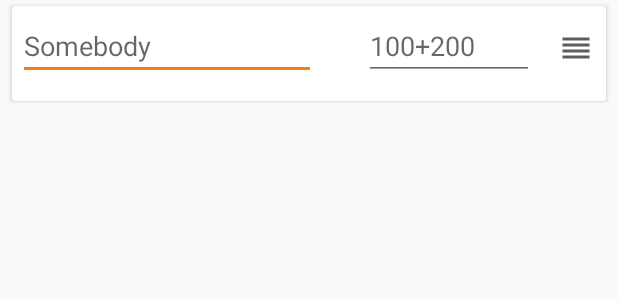
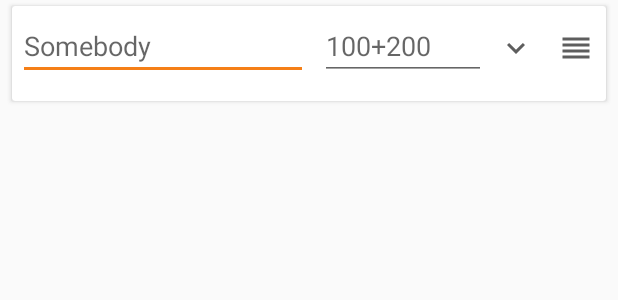
Before and after one commit to marinchenkova/PartyCalc, an Android app: the layout payer_item.xml on its own in the app's theme, with its tools: preview values and no code run, on a phone screen of 412 x 824 dp. Shown: the top 300 px of the screen. Run offline under Robolectric (Android 15) with nearby library versions, the phone set to English and light mode, and no system bars.

Commit message:
payer view update

```diff
--- a/app/src/main/java/name/marinchenko/partycalc/android/activity/MainActivity.kt
+++ b/app/src/main/java/name/marinchenko/partycalc/android/activity/MainActivity.kt
@@ -165,7 +165,7 @@ class MainActivity : WorkActivity() {
             .build()
 
     private fun getActualResults(results: List<Result>) =
-            if (loaded <= 2) session.results
+            if (loaded < 2) session.results
             else results
 
 }
--- a/app/src/main/java/name/marinchenko/partycalc/android/viewHolder/PayerViewHolder.kt
+++ b/app/src/main/java/name/marinchenko/partycalc/android/viewHolder/PayerViewHolder.kt
@@ -43,7 +43,7 @@ class PayerViewHolder(ctx: Context, view: View): AbstractItemViewHolder<Payer>(c
     override fun bind(item: Payer, position: Int) {
         adapter.parentPosition = position
 
-        itemView.setOnClickListener { onExpand?.invoke(expandView(), position) }
+        itemView?.expander?.setOnClickListener { onExpand?.invoke(expandView(), position) }
         itemView?.handle?.setOnTouchListener { _, event ->
             if (event?.action == MotionEvent.ACTION_DOWN) onDrag?.invoke(this)
             true
--- a/app/src/main/java/name/marinchenko/partycalc/core/PartyCalc.kt
+++ b/app/src/main/java/name/marinchenko/partycalc/core/PartyCalc.kt
@@ -162,7 +162,7 @@ class PartyCalc(
             val list = mutableListOf<String>()
             var sum = 0
             for (i in 1..randomInt(1, 2)) {
-                val random = randomInt(1, 9) * 100
+                val random = randomInt(1, 9) * 10
                 sum += random
                 list.add("$random")
             }
@@ -173,7 +173,7 @@ class PartyCalc(
             return when (randomInt(0, 9)) {
                 in 0..4 -> sumString
                 in 5..7 -> {
-                    val minus = randomInt(0, (sum / 100) - 1) * 100
+                    val minus = randomInt(0, (sum / 10) - 1) * 10
                     if (minus > 0) "$braces-$minus"
                     else sumString
                 }
--- /dev/null
+++ b/app/src/main/res/drawable/ic_expand_more_black_24dp.xml
@@ -0,0 +1,5 @@
+<vector android:height="24dp" android:tint="#5E5E5E"
+    android:viewportHeight="24.0" android:viewportWidth="24.0"
+    android:width="24dp" xmlns:android="http://schemas.android.com/apk/res/android">
+    <path android:fillColor="#FF000000" android:pathData="M16.59,8.59L12,13.17 7.41,8.59 6,10l6,6 6,-6z"/>
+</vector>
--- a/app/src/main/res/layout/payer_item.xml
+++ b/app/src/main/res/layout/payer_item.xml
@@ -29,7 +29,7 @@
             android:layout_marginTop="4dp"
             android:layout_marginBottom="0dp"
             android:layout_marginStart="4dp"
-            android:layout_marginEnd="24dp"
+            android:layout_marginEnd="4dp"
             android:inputType="textCapWords|textPersonName"
             android:textSize="18sp"
             android:hint="@string/payer_default"
@@ -40,18 +40,33 @@
             android:id="@+id/item_sum"
             android:layout_width="0dp"
             android:layout_height="match_parent"
-            app:layout_constraintEnd_toStartOf="@id/handle"
+            app:layout_constraintEnd_toStartOf="@id/expander"
             app:layout_constraintStart_toEndOf="@id/item_title"
             app:layout_constraintTop_toTopOf="parent"
             app:layout_constraintHorizontal_weight="4"
             android:layout_marginTop="4dp"
             android:layout_marginBottom="0dp"
-            android:layout_marginStart="8dp"
-            android:layout_marginEnd="8dp"
+            android:layout_marginStart="4dp"
+            android:layout_marginEnd="4dp"
             android:inputType="phone"
             android:textSize="18sp"
             android:hint="@string/sum_default"
             android:maxLines="1"
+            />
+
+        <ImageView
+            android:id="@+id/expander"
+            android:layout_width="wrap_content"
+            android:layout_height="0dp"
+            android:layout_marginTop="16dp"
+            android:layout_marginBottom="4dp"
+            android:layout_marginStart="4dp"
+            android:layout_marginEnd="8dp"
+            app:layout_constraintStart_toEndOf="@id/item_sum"
+            app:layout_constraintEnd_toStartOf="@id/handle"
+            app:layout_constraintTop_toTopOf="parent"
+            android:contentDescription="@string/expand_description"
+            android:src="@drawable/ic_expand_more_black_24dp"
             />
 
         <ImageView
@@ -62,7 +77,7 @@
             android:layout_marginBottom="4dp"
             android:layout_marginStart="8dp"
             android:layout_marginEnd="8dp"
-            app:layout_constraintStart_toEndOf="@id/item_sum"
+            app:layout_constraintStart_toEndOf="@id/expander"
             app:layout_constraintEnd_toEndOf="parent"
             app:layout_constraintTop_toTopOf="parent"
             android:contentDescription="@string/reorder_description"
--- a/app/src/main/res/values/strings.xml
+++ b/app/src/main/res/values/strings.xml
@@ -101,5 +101,6 @@
     <string name="undo">Undo</string>
     <string name="arrow_description">to</string>
     <string name="reorder_description">reorder</string>
+    <string name="expand_description">expand</string>
 
 </resources>
```
